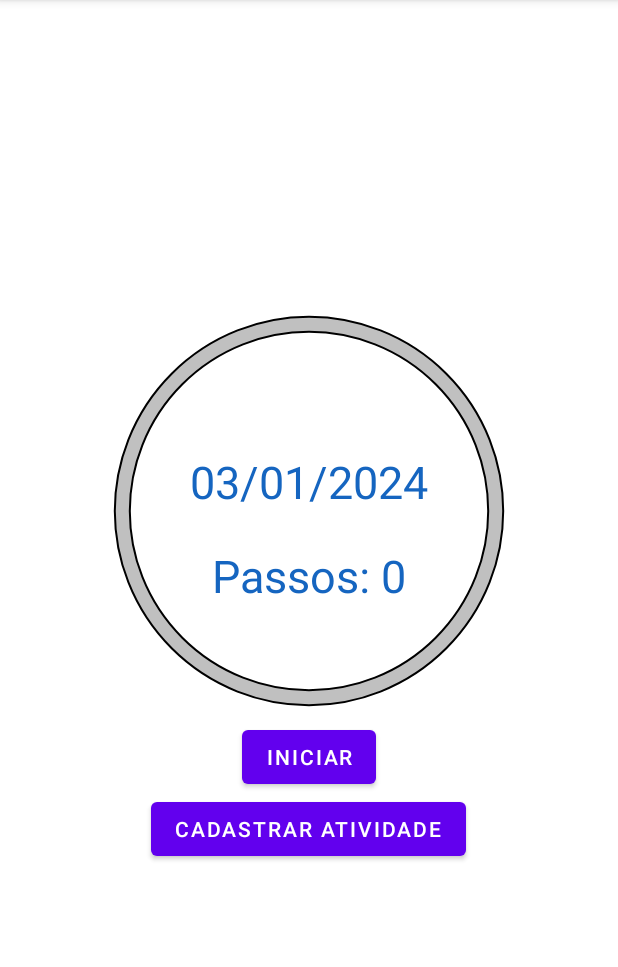
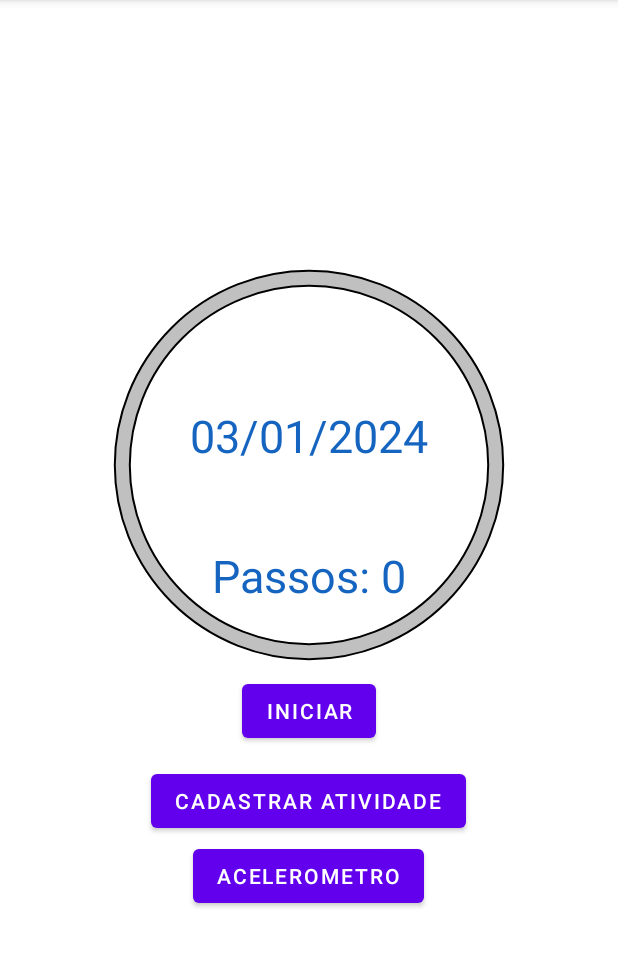
Before and after one commit to Hugonogo/ProjetoAPP, an Android app: the screen it shows after launch once a user with an empty profile is signed in (ContadorPassosActivity), on a phone screen of 412 x 824 dp, the part 84-1051 px from its top. Run offline under Robolectric (Android 15) with nearby library versions, the phone set to English and light mode, and no system bars; our stand-ins replace Firebase (no records; nobody signed in at launch, a user with empty details on screens opened directly).

Commit message:
implementação inicial do acelerometro

```diff
--- a/app/src/main/AndroidManifest.xml
+++ b/app/src/main/AndroidManifest.xml
@@ -2,6 +2,8 @@
 <manifest xmlns:android="http://schemas.android.com/apk/res/android"
     xmlns:tools="http://schemas.android.com/tools">
     <meta-data tools:replace="android:value" android:name="com.google.android.gms.version" android:value="@integer/google_play_services_version" />
+    <uses-permission android:name="android.permission.ACCESS_FINE_LOCATION"/>
+    <uses-permission android:name="android.permission.SENSOR_ACCELEROMETER"/>
     <uses-permission android:name="android.permission.ACTIVITY_RECOGNITION" />
     <uses-permission android:name="android.permission.SCHEDULE_EXACT_ALARM" />
     <uses-permission android:name="android.permission.SENSOR_ACCELEROMETER" />
@@ -32,6 +34,9 @@
             android:name=".BorgActivity"
             android:exported="false" />
         <activity
+            android:name=".AcelerometroActivity"
+            android:exported="false"/>
+        <activity
             android:name=".ContadorPassosActivity"
             android:exported="false" />
         <activity
--- a/app/src/main/java/com/example/appform/ContadorPassosActivity.java
+++ b/app/src/main/java/com/example/appform/ContadorPassosActivity.java
@@ -50,7 +50,7 @@ public class ContadorPassosActivity extends AppCompatActivity implements SensorE
     private DatabaseReference passosRef;
     private FirebaseUser user = FirebaseAuth.getInstance().getCurrentUser();
 
-    private Button cadastrarPassosButton, IniciarButton;
+    private Button cadastrarPassosButton, IniciarButton, acelerometroButton, BorgButton;
 
     private PassosDataSource dataSource;
 
@@ -114,7 +114,7 @@ public class ContadorPassosActivity extends AppCompatActivity implements SensorE
         //AlarmeDeAbrirApp();
         //MidnightReset();
 
-        Button BorgButton = findViewById(R.id.BorgButton);
+        BorgButton = findViewById(R.id.BorgButton);
 
         BorgButton.setOnClickListener(view -> {
             // Crie uma Intent para abrir a AtividadeB
@@ -122,6 +122,11 @@ public class ContadorPassosActivity extends AppCompatActivity implements SensorE
 
             // Inicie a nova atividade
             startActivity(intent);
+        });
+
+        acelerometroButton = findViewById(R.id.acelerometroButton);
+        acelerometroButton.setOnClickListener(v ->{
+            startActivity(new Intent(getApplicationContext(), AcelerometroActivity.class));
         });
     }
 
--- a/app/src/main/res/layout/activity_step_count.xml
+++ b/app/src/main/res/layout/activity_step_count.xml
@@ -41,6 +41,16 @@
             android:textColor="#1565C0"
             android:textSize="30sp"
             tools:ignore="VisualLintOverlap" />
+
+
+        <Button
+            android:id="@+id/IniciarButton"
+            android:layout_width="wrap_content"
+            android:layout_height="wrap_content"
+            android:layout_centerHorizontal="true"
+            android:layout_marginTop="290dp"
+            android:text="@string/iniciar"
+            />
         <Button
             android:id="@+id/cadastrarPassosButton"
             android:layout_width="wrap_content"
@@ -48,21 +58,23 @@
             android:layout_centerHorizontal="true"
             android:layout_marginTop="290dp"
             android:text="@string/cadastrar_passos"
-            android:visibility="gone"/>
-        <Button
-            android:id="@+id/IniciarButton"
-            android:layout_width="wrap_content"
-            android:layout_height="wrap_content"
-            android:layout_centerHorizontal="true"
-            android:layout_marginTop="290dp"
-            android:text="@string/iniciar" />
+            android:visibility="invisible" />
+
         <Button
             android:id="@+id/BorgButton"
             android:layout_width="wrap_content"
             android:layout_height="wrap_content"
-            android:layout_below="@id/IniciarButton"
             android:layout_centerHorizontal="true"
+            android:layout_marginTop="350dp"
             android:text="@string/cadastrar_atividade" />
+
+        <Button
+            android:id="@+id/acelerometroButton"
+            android:layout_width="wrap_content"
+            android:layout_height="wrap_content"
+            android:layout_centerHorizontal="true"
+            android:layout_marginTop="400dp"
+            android:text="@string/acelerometro" />
 
     </RelativeLayout>
 
--- a/app/src/main/res/values/strings.xml
+++ b/app/src/main/res/values/strings.xml
@@ -62,4 +62,6 @@
     <string name="preencher_tempo">(em minutos)</string>
     <string name="Intensidade">Intensidade</string>
     <string name="salvar_atividade">Salvar</string>
+    <string name="x_0_00_ny_0_00_nz_0_00">X: 0.00\nY: 0.00\nZ: 0.00</string>
+    <string name="acelerometro">Acelerometro</string>
 </resources>
```
Also changed, not shown: app/src/main/java/com/example/appform/AcelerometroActivity.java (added, +199 -0 lines), app/src/main/java/com/example/appform/database/CountsDatabase.java (added, +53 -0 lines), app/src/main/res/layout/activity_acelerometro.xml (added, +38 -0 lines), 1 other file.
